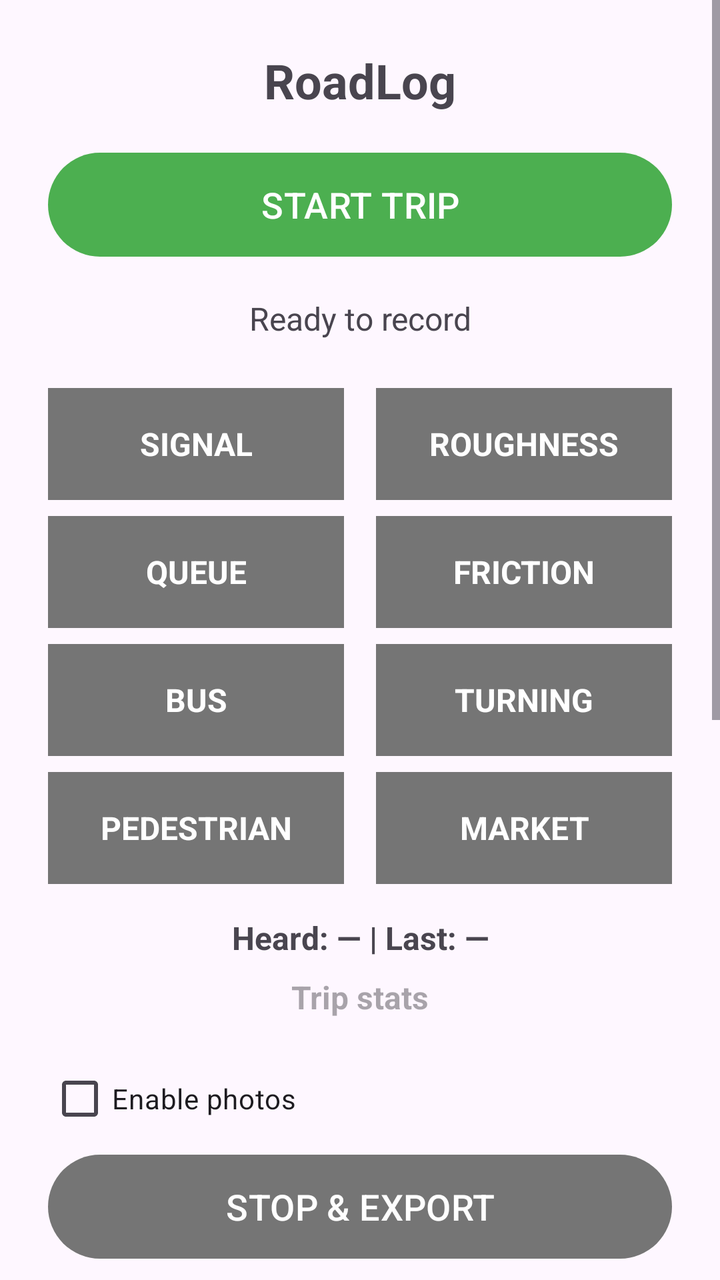
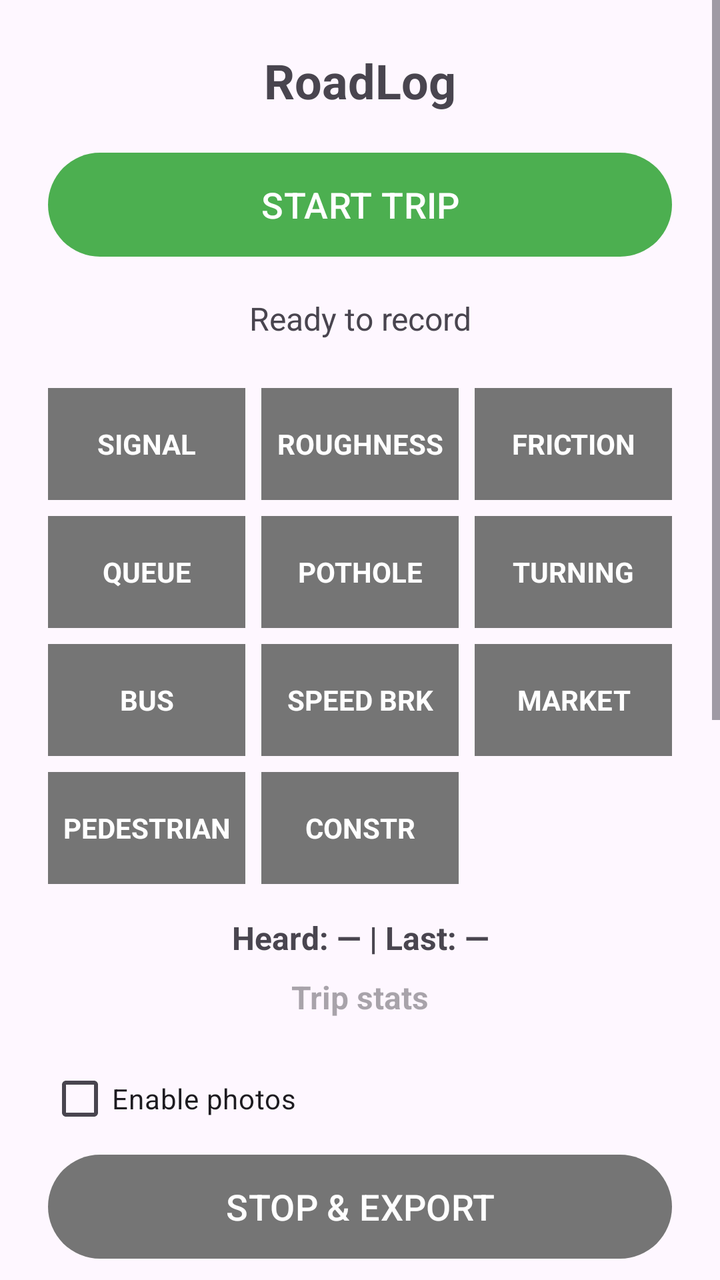

Two renders of the same Android screen: before a commit and after it. Below are the layout's source before the change and the commit's diff.
<!-- AndroidManifest.xml: application theme Theme.RoadLog -->
<!-- res/layout/activity_main.xml -->
<?xml version="1.0" encoding="utf-8"?>
<ScrollView xmlns:android="http://schemas.android.com/apk/res/android"
    xmlns:app="http://schemas.android.com/apk/res-auto"
    xmlns:tools="http://schemas.android.com/tools"
    android:layout_width="match_parent"
    android:layout_height="match_parent"
    android:fillViewport="true"
    tools:context=".MainActivity">

    <LinearLayout
        android:layout_width="match_parent"
        android:layout_height="wrap_content"
        android:orientation="vertical"
        android:padding="24dp">

        <TextView
            android:layout_width="match_parent"
            android:layout_height="wrap_content"
            android:gravity="center"
            android:paddingBottom="16dp"
            android:text="@string/app_name"
            android:textSize="24sp"
            android:textStyle="bold" />

        <Button
            android:id="@+id/startButton"
            android:layout_width="match_parent"
            android:layout_height="60dp"
            app:backgroundTint="@color/btn_start_tint"
            android:text="@string/start_trip"
            android:textColor="@android:color/white"
            android:textSize="18sp" />

        <TextView
            android:id="@+id/statusText"
            android:layout_width="match_parent"
            android:layout_height="wrap_content"
            android:layout_marginTop="16dp"
            android:layout_marginBottom="16dp"
            android:gravity="center"
            android:text="Ready to record"
            android:textSize="16sp" />

        <LinearLayout
            android:layout_width="match_parent"
            android:layout_height="wrap_content"
            android:orientation="horizontal">

            <LinearLayout
                android:layout_width="0dp"
                android:layout_height="wrap_content"
                android:layout_marginEnd="8dp"
                android:layout_weight="1"
                android:orientation="vertical">

                <TextView
                    android:id="@+id/labelSignal"
                    style="@style/CauseLabel"
                    android:text="SIGNAL" />

                <TextView
                    android:id="@+id/labelQueue"
                    style="@style/CauseLabel"
                    android:text="QUEUE" />

                <TextView
                    android:id="@+id/labelBus"
                    style="@style/CauseLabel"
                    android:text="BUS" />

                <TextView
                    android:id="@+id/labelPedestrian"
                    style="@style/CauseLabel"
                    android:text="PEDESTRIAN" />
            </LinearLayout>

            <LinearLayout
                android:layout_width="0dp"
                android:layout_height="wrap_content"
                android:layout_marginStart="8dp"
                android:layout_weight="1"
                android:orientation="vertical">

                <TextView
                    android:id="@+id/labelRoughness"
                    style="@style/CauseLabel"
                    android:text="ROUGHNESS" />

                <TextView
                    android:id="@+id/labelFriction"
                    style="@style/CauseLabel"
                    android:text="FRICTION" />

                <TextView
                    android:id="@+id/labelTurning"
                    style="@style/CauseLabel"
                    android:text="TURNING" />

                <TextView
                    android:id="@+id/labelMarket"
                    style="@style/CauseLabel"
                    android:text="MARKET" />
            </LinearLayout>
        </LinearLayout>

        <TextView
            android:id="@+id/lastSpokenText"
            android:layout_width="match_parent"
            android:layout_height="wrap_content"
            android:layout_marginTop="16dp"
            android:layout_marginBottom="8dp"
            android:gravity="center"
            android:text="Heard: — | Last: —"
            android:textSize="16sp"
            android:textStyle="bold" />

        <TextView
            android:id="@+id/modelStatusText"
            android:layout_width="match_parent"
            android:layout_height="wrap_content"
            android:layout_marginBottom="8dp"
            android:gravity="center"
            android:hint="Trip stats"
            android:textColor="@color/teal_700"
            android:textSize="16sp"
            android:textStyle="bold" />

        <com.google.android.material.checkbox.MaterialCheckBox
            android:id="@+id/cameraCheckBox"
            android:layout_width="match_parent"
            android:layout_height="wrap_content"
            android:layout_marginTop="8dp"
            android:text="@string/camera_checkbox_label" />

        <Button
            android:id="@+id/takePhotoButton"
            android:layout_width="match_parent"
            android:layout_height="48dp"
            android:layout_marginTop="4dp"
            android:backgroundTint="@color/teal_700"
            android:text="@string/take_photo_now"
            android:textColor="@android:color/white"
            android:textSize="16sp"
            android:visibility="gone" />

        <Button
            android:id="@+id/stopButton"
            android:layout_width="match_parent"
            android:layout_height="60dp"
            app:backgroundTint="@color/btn_stop_tint"
            android:enabled="false"
            android:text="@string/stop_and_export"
            android:textColor="@android:color/white"
            android:textSize="18sp" />

        <Button
            android:id="@+id/viewTripsButton"
            android:layout_width="match_parent"
            android:layout_height="56dp"
            android:layout_marginTop="8dp"
            android:backgroundTint="@color/teal_700"
            android:text="View Trips"
            android:textColor="@android:color/white"
            android:textSize="16sp" />

        <FrameLayout
            android:layout_width="match_parent"
            android:layout_height="400dp"
            android:layout_marginTop="16dp">

            <org.osmdroid.views.MapView
                android:id="@+id/mapView"
                android:layout_width="match_parent"
                android:layout_height="match_parent" />

            <androidx.camera.view.PreviewView
                android:id="@+id/previewView"
                android:layout_width="1dp"
                android:layout_height="1dp"
                android:layout_gravity="top|start"
                android:visibility="gone" />

            <com.google.android.material.floatingactionbutton.FloatingActionButton
                android:id="@+id/fabRecenter"
                android:layout_width="wrap_content"
                android:layout_height="wrap_content"
                android:layout_gravity="bottom|end"
                android:layout_margin="16dp"
                android:visibility="gone"
                android:src="@android:drawable/ic_menu_mylocation"
                app:backgroundTint="@color/teal_700"
                app:fabSize="mini" />
        </FrameLayout>

    </LinearLayout>
</ScrollView>
<!-- resources referenced by this layout -->
<resources>
  <color name="teal_700">#FF018786</color>
  <string name="app_name">RoadLog</string>
  <string name="camera_checkbox_label">Enable photos</string>
  <string name="start_trip">START TRIP</string>
  <string name="stop_and_export">STOP &amp; EXPORT</string>
  <string name="take_photo_now">Take photo now</string>
  <style name="CauseLabel">
          <item name="android:layout_width">match_parent</item>
          <item name="android:layout_height">56dp</item>
          <item name="android:layout_marginTop">8dp</item>
          <item name="android:background">@color/gray</item>
          <item name="android:clickable">true</item>
          <item name="android:focusable">true</item>
          <item name="android:foreground">?attr/selectableItemBackground</item>
          <item name="android:gravity">center</item>
          <item name="android:textColor">@color/white</item>
          <item name="android:textSize">16sp</item>
          <item name="android:textStyle">bold</item>
      </style>
  <style name="Theme.RoadLog" parent="Theme.Material3.DayNight.NoActionBar">
          <item name="colorPrimary">@color/purple_500</item>
          <item name="colorPrimaryVariant">@color/purple_700</item>
          <item name="colorOnPrimary">@color/white</item>
          <item name="colorSecondary">@color/teal_200</item>
          <item name="colorSecondaryVariant">@color/teal_700</item>
          <item name="android:statusBarColor">@color/purple_700</item>
      </style>
  <color name="gray">#FF757575</color>
  <color name="white">#FFFFFFFF</color>
  <color name="purple_500">#FF6200EE</color>
  <color name="purple_700">#FF3700B3</color>
  <color name="teal_200">#FF03DAC5</color>
</resources>

<!-- the commit's change to res/layout/activity_main.xml (unified diff, before → after) -->
@@ -49,7 +49,7 @@
             <LinearLayout
                 android:layout_width="0dp"
                 android:layout_height="wrap_content"
-                android:layout_marginEnd="8dp"
+                android:layout_marginEnd="4dp"
                 android:layout_weight="1"
                 android:orientation="vertical">
 
@@ -77,7 +77,8 @@
             <LinearLayout
                 android:layout_width="0dp"
                 android:layout_height="wrap_content"
-                android:layout_marginStart="8dp"
+                android:layout_marginStart="4dp"
+                android:layout_marginEnd="4dp"
                 android:layout_weight="1"
                 android:orientation="vertical">
 
@@ -85,6 +86,29 @@
                     android:id="@+id/labelRoughness"
                     style="@style/CauseLabel"
                     android:text="ROUGHNESS" />
+
+                <TextView
+                    android:id="@+id/labelPothole"
+                    style="@style/CauseLabel"
+                    android:text="POTHOLE" />
+
+                <TextView
+                    android:id="@+id/labelSpeedBreaker"
+                    style="@style/CauseLabel"
+                    android:text="SPEED BRK" />
+
+                <TextView
+                    android:id="@+id/labelConstruction"
+                    style="@style/CauseLabel"
+                    android:text="CONSTR" />
+            </LinearLayout>
+
+            <LinearLayout
+                android:layout_width="0dp"
+                android:layout_height="wrap_content"
+                android:layout_marginStart="4dp"
+                android:layout_weight="1"
+                android:orientation="vertical">
 
                 <TextView
                     android:id="@+id/labelFriction"
<!-- resource entries referenced after the edit -->
@@ -16,7 +16,7 @@
           <item name="android:foreground">?attr/selectableItemBackground</item>
           <item name="android:gravity">center</item>
           <item name="android:textColor">@color/white</item>
-          <item name="android:textSize">16sp</item>
+          <item name="android:textSize">14sp</item>
           <item name="android:textStyle">bold</item>
       </style>
   <style name="Theme.RoadLog" parent="Theme.Material3.DayNight.NoActionBar">
